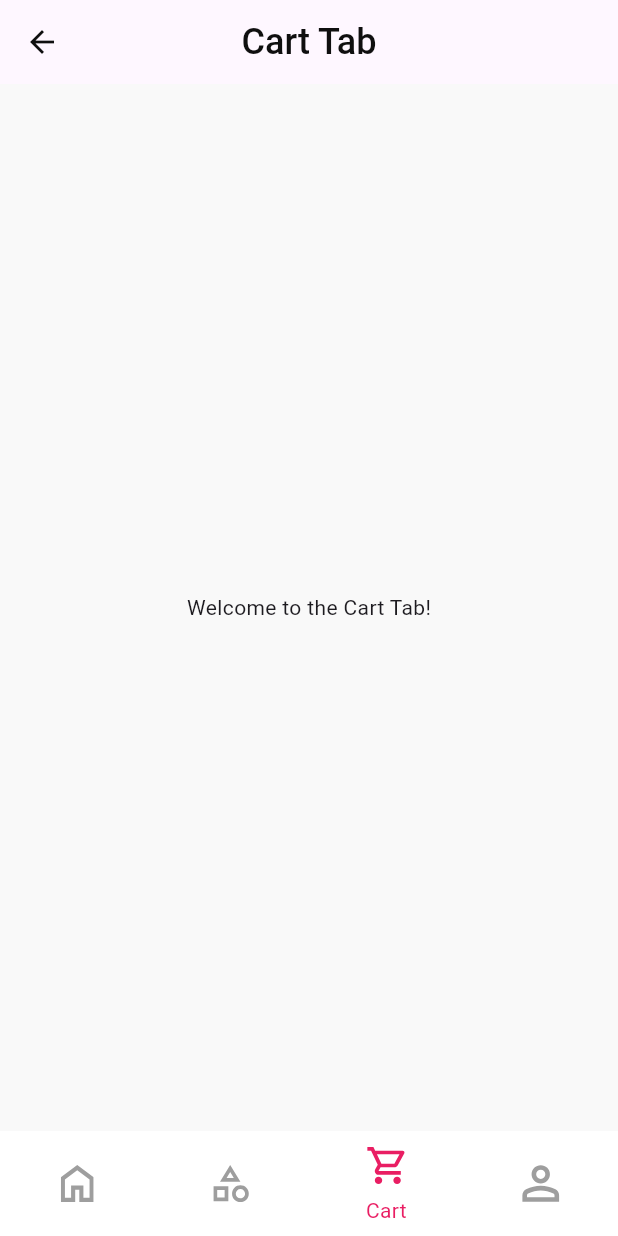
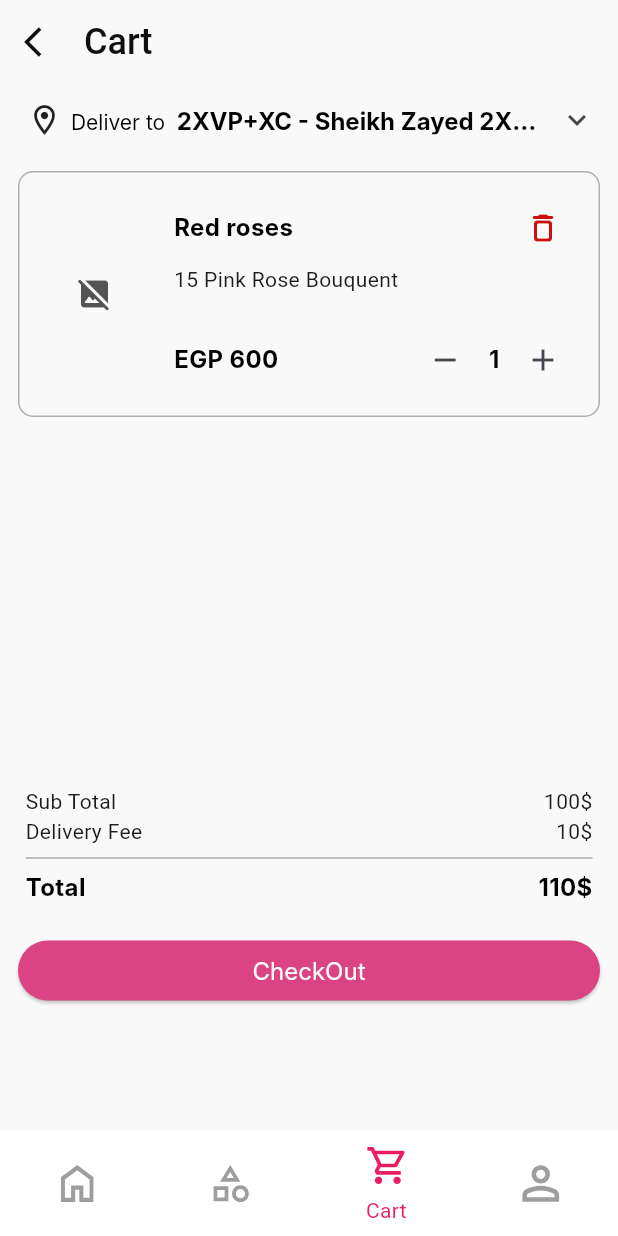
Before and after one commit to MahmoodEbrahim/flower_e_commerce, a Flutter app: the MainLayout screen opened by its route, item 3 of the bottom bar chosen, on a phone screen of 412 x 824 dp. Run offline on Flutter 3.47's test engine with Material 3 defaults, Android fonts, the phone set to English and light mode, and no system bars; drawn by our look-alikes of cached_network_image; our stand-ins replace bloc, device_preview, dio, equatable, flutter_bloc, flutter_screenutil and 12 more; accounts and stored records are empty; generated files the repository leaves out were written again; network calls fail; Roboto replaces fonts that are missing (Inter).

Commit message:
- add cart layers

```diff
--- a/lib/config/routes_manager/app_routes.dart
+++ b/lib/config/routes_manager/app_routes.dart
@@ -15,4 +15,7 @@ abstract class AppRoutes {
   static const String productByCat="productByCat";
 //AllProductsPage
   static const String allProducts="/AllProductsPage";
+  static const String cart="/cart";
+
+
 }
--- a/lib/config/routes_manager/routes_manager.dart
+++ b/lib/config/routes_manager/routes_manager.dart
@@ -4,6 +4,7 @@ import 'package:flower_e_commerce/features/auth/presentation/views/pages/login_p
 import 'package:flower_e_commerce/features/auth/presentation/views/pages/reset_password_page.dart';
 import 'package:flower_e_commerce/features/auth/presentation/views/pages/signup_page.dart';
 import 'package:flower_e_commerce/features/auth/presentation/views/pages/verfiy_password.dart';
+import 'package:flower_e_commerce/features/cart/presentation/view/pages/cart_page.dart';
 import 'package:flower_e_commerce/features/home/domain/entity/categories_entity.dart';
 import 'package:flower_e_commerce/features/home/domain/entity/product_entity.dart';
 import 'package:flower_e_commerce/features/home/presentation/views/main_layout.dart';
@@ -20,107 +21,81 @@ abstract class Routes {
     CategoriesEntity(
       id: "673c479e1159920171827c99",
       name: "flowers",
-
       image:
           "https://flower.elevateegy.com/uploads/39c641a6-4ec4-421a-8f55-5d8f5eeba5c3-flowers.png",
-
     ),
     CategoriesEntity(
       id: "673c47441159920171827c8d",
       name: "cards",
-
       image:
           "https://flower.elevateegy.com/uploads/06dfd914-95b2-4832-91d1-9affabe9fbd6-card.png",
-
     ),
     CategoriesEntity(
       id: "673c479e1159920171827c99",
       name: "chocolate",
-
       image:
           "https://flower.elevateegy.com/uploads/4a6586c0-9b1b-4009-b8c0-121de16f0bea-chocolate.png",
-
     ),
     CategoriesEntity(
       id: "673c472f1159920171827c8a",
       name: "gifts",
-
       image:
           "https://flower.elevateegy.com/uploads/79af9251-8534-4d50-8346-160f30589268-gift.png",
-
     ),
     CategoriesEntity(
       id: "673c4a851159920171827ca4",
       name: "Candles & Diffusers",
-
       image:
           "https://flower.elevateegy.com/uploads/cbeff909-1711-4f77-9861-76bf6acc74eb-Candles & Diffusers.png",
-
     ),
     CategoriesEntity(
       id: "673c47751159920171827c93",
       name: "perfumes",
-
       image:
           "https://flower.elevateegy.com/uploads/eac4f4a6-da5e-4e4a-8223-0f1a7a9993c6-perfumes.png",
-
     ),
     CategoriesEntity(
       id: "673c4a551159920171827c9e",
       name: "Cakes",
-
       image:
           "https://flower.elevateegy.com/uploads/8cf2d065-2e52-490a-9a8c-1b75edd5633a-cakes.png",
-
     ),
     CategoriesEntity(
       id: "673c47591159920171827c90",
       name: "Jewellery",
-
       image:
           "https://flower.elevateegy.com/uploads/381400d6-95e3-4dcc-811f-2ff430c53d21-Jewellery.png",
-
     ),
     CategoriesEntity(
       id: "673c47881159920171827c96",
       name: "watches",
-
       image:
           "https://flower.elevateegy.com/uploads/98d9daf2-d4d8-4cf8-91ae-7f7d35ddb22c-watches.png",
-
     ),
     CategoriesEntity(
       id: "673c4a6f1159920171827ca1",
       name: "Plants",
-
       image:
           "https://flower.elevateegy.com/uploads/ebc124bd-979d-4d7a-abcf-e87d6ef388bf-plants.png",
-
     ),
     CategoriesEntity(
       id: "68a9c198a8bca307f9dfc863",
       name: "gaming2",
-
       image:
           "https://flower.elevateegy.com/uploads/0a181760-99b1-4f71-b12d-6406a3551ce2-1d86d2292b00d8f9f595b77b0f15512a2814eb15.png",
-
     ),
     CategoriesEntity(
       id: "68aa161ba8bca307f9dff600",
       name: "box gifts",
-
       image:
           "https://flower.elevateegy.com/uploads/07322de7-dd97-48c2-a964-7d7cd012a665-5d249a374fcf9f813beebe730fa7770febca61d2.png",
-
     ),
   ];
 
   static List<ProductsEntity>? fakeProducts = [
     ProductsEntity(
-
       id: "673e2e1f1159920171828153",
       title: "Dreamy White Roses Bouquet",
-
       description:
           "Elevate any celebration with our luxury rose bouquet. This exquisite arrangement features pristine white roses wrapped in a sophisticated dark teal wrap, creating a stunning visual contrast. Perfect for celebrations, anniversaries, or as a heartfelt gift, this bouquet combines timeless elegance with modern style. Make a memorable impression with this luxurious floral arrangement. Buy now to delight your loved ones with the beauty and grace of these premium roses.",
       imgCover:
@@ -135,14 +110,10 @@ abstract class Routes {
       quantity: -1,
       category: "673c46fd1159920171827c85",
       occasion: "673b35c01159920171827aed",
-
-
     ),
     ProductsEntity(
-
       id: "6745096c90ab40a0685402fc",
       title: "Forever Pink | Baby Roses",
-
       description:
           "A gift of pink baby roses holds profound meaning. It symbolizes love, gratitude, and appreciation, making it a perfect choice for any occasion. The soft, feminine hue of pink baby roses embodies notions of nurturing and emotional love. They are also a gentle way to express sympathy or convey a message filled with kindness. These pink baby roses represent a significant gesture of love or a heartfelt wish for good luck and happiness. Embrace the power of pink roses to convey your emotions and leave a lasting impression.",
       imgCover:
@@ -158,14 +129,10 @@ abstract class Routes {
       quantity: 4741,
       category: "673c46fd1159920171827c85",
       occasion: "673b34c21159920171827ae0",
-
-
     ),
     ProductsEntity(
-
       id: "673e1cd711599201718280fb",
       title: "Wdding Flower",
-
       description: "This is a Pack of White Widding Flowers",
       imgCover:
           "https://flower.elevateegy.com/uploads/fefa790a-f0c1-42a0-8699-34e8fc065812-cover_image.png",
@@ -179,13 +146,10 @@ abstract class Routes {
       quantity: -65,
       category: "673c46fd1159920171827c85",
       occasion: "673b34c21159920171827ae0",
-
     ),
     ProductsEntity(
-
       id: "674503f390ab40a0685402db",
       title: "Red & Pink Roses",
-
       description:
           "Beautiful arrangement of red and pink roses, ideal for anniversaries and romantic gestures.",
       imgCover: "https://flower.elevateegy.com/uploads/123-cover.png",
@@ -198,14 +162,10 @@ abstract class Routes {
       quantity: 100,
       category: "673c46fd1159920171827c85",
       occasion: "673b35c01159920171827aed",
-
-
     ),
     ProductsEntity(
-
       id: "6745045c90ab40a0685402dd",
       title: "Sunflower Delight",
-
       description:
           "A cheerful bouquet of sunflowers, perfect for brightening up any space.",
       imgCover: "https://flower.elevateegy.com/uploads/sunflower-cover.png",
@@ -218,15 +178,10 @@ abstract class Routes {
       quantity: 200,
       category: "673c46fd1159920171827c85",
       occasion: "673b34c21159920171827ae0",
-
-
     ),
     ProductsEntity(
-
-
       id: "674504b490ab40a0685402de",
       title: "Orchid Elegance",
-
       description:
           "Elegant orchids in a stylish arrangement, ideal for corporate gifts or home decor.",
       imgCover: "https://flower.elevateegy.com/uploads/orchid-cover.png",
@@ -239,15 +194,10 @@ abstract class Routes {
       quantity: 50,
       category: "673c46fd1159920171827c85",
       occasion: "673b35c01159920171827aed",
-
-
     ),
     ProductsEntity(
-
-
       id: "6745050d90ab40a0685402df",
       title: "Tulip Spring Mix",
-
       description:
           "Vibrant tulips in assorted colors, bringing the freshness of spring indoors.",
       imgCover: "https://flower.elevateegy.com/uploads/tulip-cover.png",
@@ -260,15 +210,10 @@ abstract class Routes {
       quantity: 300,
       category: "673c46fd1159920171827c85",
       occasion: "673b34c21159920171827ae0",
-
-
     ),
     ProductsEntity(
-
-
       id: "6745055f90ab40a0685402e0",
       title: "Lavender Serenity",
-
       description:
           "A calming bouquet of lavender, perfect for relaxation and home decor.",
       imgCover: "https://flower.elevateegy.com/uploads/lavender-cover.png",
@@ -281,15 +226,11 @@ abstract class Routes {
       quantity: 150,
       category: "673c46fd1159920171827c85",
       occasion: "673b35c01159920171827aed",
-
-
     ),
   ];
-static ProductsEntity fakeProduct=  ProductsEntity(
-
+  static ProductsEntity fakeProduct = ProductsEntity(
     id: "673e2e1f1159920171828153",
     title: "Dreamy White Roses Bouquet",
-
     description:
         "Elevate any celebration with our luxury rose bouquet. This exquisite arrangement features pristine white roses wrapped in a sophisticated dark teal wrap, creating a stunning visual contrast. Perfect for celebrations, anniversaries, or as a heartfelt gift, this bouquet combines timeless elegance with modern style. Make a memorable impression with this luxurious floral arrangement. Buy now to delight your loved ones with the beauty and grace of these premium roses.",
     imgCover:
@@ -304,14 +245,16 @@ static ProductsEntity fakeProduct=  ProductsEntity(
     quantity: -1,
     category: "673c46fd1159920171827c85",
     occasion: "673b35c01159920171827aed",
+  );
 
-
-);
   static Route<dynamic> onGenerate(RouteSettings settings) {
-    final url = Uri.parse(settings.name ?? '/');    switch (settings.name) {
+    final url = Uri.parse(settings.name ?? '/');
+    switch (settings.name) {
       case AppRoutes.home:
         // final args = settings.arguments as List<ProductsEntity>;
-        return MaterialPageRoute(builder: (context) => MainLayout(),);
+        return MaterialPageRoute(
+          builder: (context) => MainLayout(),
+        );
 
       case AppRoutes.bestSellers:
         // final args = settings.arguments as List<BestSellerEntity>;
@@ -321,9 +264,7 @@ static Route<dynamic> onGenerate(RouteSettings settings) {
 
       case AppRoutes.occasions:
         // final args = settings.arguments as List<OccasionsEntity>;
-        return MaterialPageRoute(
-          builder: (_) => OccasionPage()
-        );
+        return MaterialPageRoute(builder: (_) => OccasionPage());
 //AllProductsPage
       case AppRoutes.catergories:
         return MaterialPageRoute(
@@ -333,15 +274,12 @@ static Route<dynamic> onGenerate(RouteSettings settings) {
                 ));
 
       case AppRoutes.allProducts:
-        return MaterialPageRoute(
-            builder: (context) => AllProductsPage());
+        return MaterialPageRoute(builder: (context) => AllProductsPage());
 
       case AppRoutes.details:
         final product = settings.arguments as ProductsEntity;
         return MaterialPageRoute(
-          builder: (context) => ProductDetailsScreen(
-
-          ),
+          builder: (context) => ProductDetailsScreen(),
         );
 
       case AppRoutes.productByCat:
@@ -355,17 +293,13 @@ static Route<dynamic> onGenerate(RouteSettings settings) {
           ),
         );
 
-
       case AppRoutes.login:
         return MaterialPageRoute(builder: (context) => LoginPage());
 
-
-
       case AppRoutes.signup:
-        return MaterialPageRoute(builder: (context) =>  SignupPage());
+        return MaterialPageRoute(builder: (context) => SignupPage());
       case AppRoutes.forgetPass:
-        return MaterialPageRoute(
-            builder: (context) =>  ForgetPasswordPage());
+        return MaterialPageRoute(builder: (context) => ForgetPasswordPage());
       case AppRoutes.verfiyPassword:
         return MaterialPageRoute(builder: (context) => VerifyPasswordPage());
       //ResetPasswordPage
@@ -373,7 +307,10 @@ static Route<dynamic> onGenerate(RouteSettings settings) {
         return MaterialPageRoute(
           builder: (context) => ResetPasswordPage(),
         );
-
+      case AppRoutes.cart:
+        return MaterialPageRoute(
+          builder: (context) => CartPage(),
+        );
 
       default:
         return MaterialPageRoute(
--- /dev/null
+++ b/lib/features/cart/presentation/view/pages/cart_page.dart
@@ -0,0 +1,91 @@
+import 'package:flower_e_commerce/config/theme/app_color.dart';
+import 'package:flower_e_commerce/config/theme/font_manger.dart';
+import 'package:flower_e_commerce/config/theme/font_style_manger.dart';
+import 'package:flower_e_commerce/features/cart/presentation/view/widgets/card_section.dart';
+import 'package:flower_e_commerce/features/cart/presentation/view/widgets/delivery_location.dart';
+
+import 'package:flutter/material.dart';
+
+class CartPage extends StatelessWidget {
+  const CartPage({super.key});
+
+  @override
+  Widget build(BuildContext context) {
+    return Scaffold(
+      appBar: AppBar(
+        backgroundColor: AppColors.White,
+        title: Text("Cart"),
+        titleSpacing: 0,
+        scrolledUnderElevation: 0,
+
+        leading: IconButton(
+            constraints: BoxConstraints(),
+            padding: EdgeInsets.zero,
+            onPressed: Navigator.of(context).pop,
+            icon: Icon(Icons.arrow_back_ios)),
+      ),
+      body: Padding(
+        padding: const EdgeInsets.symmetric(vertical: 0.0,horizontal: 12),
+        child: Column(
+          children: [
+            DeliveryLocation(),
+            SizedBox(
+              height: 400,
+              child: CardSection(),
+            ),
+            Padding(
+              padding: const EdgeInsets.symmetric(horizontal: 5,vertical: 20),
+              child: SizedBox(
+                  child: Column(
+                children: [
+                  Row(
+                    mainAxisAlignment: MainAxisAlignment.spaceBetween,
+                    children: [
+                      Text("Sub Total"),
+                      Text("100\$"),
+                    ],
+                  ),
+                  Row(
+                    mainAxisAlignment: MainAxisAlignment.spaceBetween,
+                    children: [
+                      Text("Delivery Fee"),
+                      Text("10\$"),
+                    ],
+                  ),
+                  Divider(
+                    color: AppColors.black[20]!,
+                    thickness: 1,
+
+                  ),
+
+
+                   Row(
+                    mainAxisAlignment: MainAxisAlignment.spaceBetween,
+                    children: [
+                      Text("Total",style: getBoldStyle(color: AppColors.Black,fontSize: FontSize.s16)),
+                      Text("110\$",style: getBoldStyle(color: AppColors.Black,fontSize: FontSize.s16),),
+                    ],
+                  ),
+                ],
+              )),
+            )
+
+         ,
+
+           Row(
+             children: [
+               Expanded(child: ElevatedButton(
+                onPressed: (){},
+                child: Padding(
+                  padding: const EdgeInsets.all(10.0),
+                  child: Text("CheckOut",style: getRegularStyle(color: AppColors.White,fontSize: FontSize.s16),),
+                ))),
+             ],
+           ),
+
+          ],
+        ),
+      ),
+    );
+  }
+}
--- /dev/null
+++ b/lib/features/cart/presentation/view/widgets/card_section.dart
@@ -0,0 +1,43 @@
+import 'package:flower_e_commerce/config/theme/app_color.dart';
+import 'package:flower_e_commerce/features/cart/presentation/view/widgets/details_section.dart';
+import 'package:flower_e_commerce/features/cart/presentation/view/widgets/image_cart.dart';
+import 'package:flutter/material.dart';
+
+class CardSection extends StatelessWidget {
+  const CardSection({
+    super.key,
+  });
+
+  @override
+  Widget build(BuildContext context) {
+    return ListView.builder(
+       itemCount: 1,
+       itemBuilder: (context, index) {
+         return Container(
+          margin: EdgeInsets.symmetric(vertical: 10),
+           padding: EdgeInsets.all( 5),
+           decoration: BoxDecoration(
+               borderRadius: BorderRadius.circular(10),
+               border: BoxBorder.all(color: AppColors.black[20]!)),
+           width: double.infinity,
+           child:
+           Row(
+             children: [
+               CardImage(),
+               Expanded(
+                 child: Padding(
+                   padding: const EdgeInsets.all(8.0),
+                   child:
+                   DetailsSection(),
+
+
+                 ),
+               )
+             ],
+           ),
+
+
+         );
+       });
+  }
+}
--- /dev/null
+++ b/lib/features/cart/presentation/view/widgets/delivery_location.dart
@@ -0,0 +1,42 @@
+import 'package:flower_e_commerce/config/theme/app_color.dart';
+import 'package:flower_e_commerce/config/theme/font_manger.dart';
+import 'package:flower_e_commerce/config/theme/font_style_manger.dart';
+import 'package:flutter/material.dart';
+
+class DeliveryLocation extends StatelessWidget {
+  const DeliveryLocation({
+    super.key,
+  });
+
+  @override
+  Widget build(BuildContext context) {
+    return Row(
+      mainAxisAlignment: MainAxisAlignment.start,
+      children: [
+        Expanded(flex: 2, child: Icon(Icons.location_on_outlined)),
+        Expanded(
+          flex: 18,
+          child: RichText(
+            maxLines: 1,
+            overflow: TextOverflow.ellipsis,
+            text: TextSpan(
+              text: "Deliver to ",
+              style: getRegularStyle(color: AppColors.Black,fontSize: FontSize.s14),
+              children: [
+                TextSpan(
+                  text:
+                      " 2XVP+XC - Sheikh Zayed 2XVP+XC - Sheikh Zayed 2XVP+XC - Sheikh Zayed",
+                  style: getBoldStyle(color: AppColors.Black,fontSize: FontSize.s16),
+                ),
+              ],
+            ),
+          ),
+        ),
+        Expanded(
+            flex: 2,
+            child: IconButton(
+                onPressed: () {}, icon: Icon(Icons.keyboard_arrow_down,)))
+      ],
+    );
+  }
+}
--- /dev/null
+++ b/lib/features/cart/presentation/view/widgets/details_section.dart
@@ -0,0 +1,65 @@
+import 'package:flower_e_commerce/config/theme/app_color.dart';
+import 'package:flower_e_commerce/config/theme/font_manger.dart';
+import 'package:flower_e_commerce/config/theme/font_style_manger.dart';
+import 'package:flutter/material.dart';
+
+class DetailsSection extends StatelessWidget {
+  const DetailsSection({
+    super.key,
+  });
+
+  @override
+  Widget build(BuildContext context) {
+    return Column(
+      crossAxisAlignment: CrossAxisAlignment.start,
+      children: [
+        Row(
+          mainAxisAlignment:
+              MainAxisAlignment.spaceBetween,
+          children: [
+            Text("Red roses",style: getBoldStyle(color: AppColors.Black,fontSize: FontSize.s16),),
+            IconButton(
+                constraints: BoxConstraints(),
+                padding: EdgeInsets.zero,
+                onPressed: () {},
+                icon:
+                    Icon(Icons.delete_outline_rounded,color: AppColors.red,))
+          ],
+        ),
+
+        Text("15 Pink Rose Bouquent"),
+
+        SizedBox(height: 20,),
+
+        Row(
+          mainAxisAlignment:
+              MainAxisAlignment.spaceBetween,
+          children: [
+            Text("EGP 600",style: getBoldStyle(color: AppColors.Black,fontSize: FontSize.s16),),
+            Row(
+              children: [
+
+                IconButton(
+                    constraints: BoxConstraints(),
+                    padding: EdgeInsets.zero,
+                    onPressed: () {},
+                    icon: Icon(Icons
+                        .remove)),
+                Padding(
+                  padding: const EdgeInsets.symmetric(horizontal: 5),
+                  child: Text("1",style: getBoldStyle(color: AppColors.Black,fontSize: FontSize.s16),),
+                ),
+                IconButton(
+                    constraints: BoxConstraints(),
+                    padding: EdgeInsets.zero,
+                    onPressed: () {},
+                    icon: Icon(Icons.add)),
+              ],
+            )
+          ],
+        ),
+
+      ],
+    );
+  }
+}
--- /dev/null
+++ b/lib/features/cart/presentation/view/widgets/image_cart.dart
@@ -0,0 +1,35 @@
+
+import 'package:cached_network_image/cached_network_image.dart';
+import 'package:flower_e_commerce/config/theme/app_color.dart';
+import 'package:flutter/material.dart';
+import 'package:loading_animation_widget/loading_animation_widget.dart';
+
+class CardImage extends StatelessWidget {
+  const CardImage({
+    super.key,
+  });
+
+  @override
+  Widget build(BuildContext context) {
+    return ClipRRect(
+      borderRadius: BorderRadius.circular(5),
+      child: CachedNetworkImage(
+        imageUrl:
+            "https://flower.elevateegy.com/uploads/8ee8e389-da6a-4371-8b13-5e35fcca16c6-image_one.png",
+        width: 90.0,
+        height: 100.0,
+        fit: BoxFit.cover,
+        placeholder: (context, _) => Center(
+            child: LoadingAnimationWidget.inkDrop(
+                color: AppColors.Pink, size: 24)),
+        errorWidget: (context, _, error) => Center(
+          child: Icon(
+            Icons.image_not_supported_rounded,
+            color: AppColors.gray,
+            size: 24.0,
+          ),
+        ),
+      ),
+    );
+  }
+}
--- a/lib/features/home/presentation/views/main_layout.dart
+++ b/lib/features/home/presentation/views/main_layout.dart
@@ -1,6 +1,7 @@
 import 'package:flower_e_commerce/config/routes_manager/routes_manager.dart';
 import 'package:flower_e_commerce/core/utils/constants/assets_manager.dart';
 import 'package:flower_e_commerce/core/utils/constants/string_manager.dart';
+import 'package:flower_e_commerce/features/cart/presentation/view/pages/cart_page.dart';
 import 'package:flower_e_commerce/features/home/presentation/views/Tabs/card_tab.dart';
 import 'package:flower_e_commerce/features/home/presentation/views/Tabs/categories_tab.dart';
 import 'package:flower_e_commerce/features/home/presentation/views/Tabs/home_tab.dart';
@@ -23,7 +24,8 @@ class _HomePageState extends State<MainLayout> {
     CategoriesPage(
         categoryList: Routes.fakeCategories,
         produdctsList: Routes.fakeProducts!),
-    CartTab(),ProfileTab()
+    CartPage()
+    ,ProfileTab()
   ];
 
   @override
```
Lines whose indentation alone changed are shown as unchanged.
